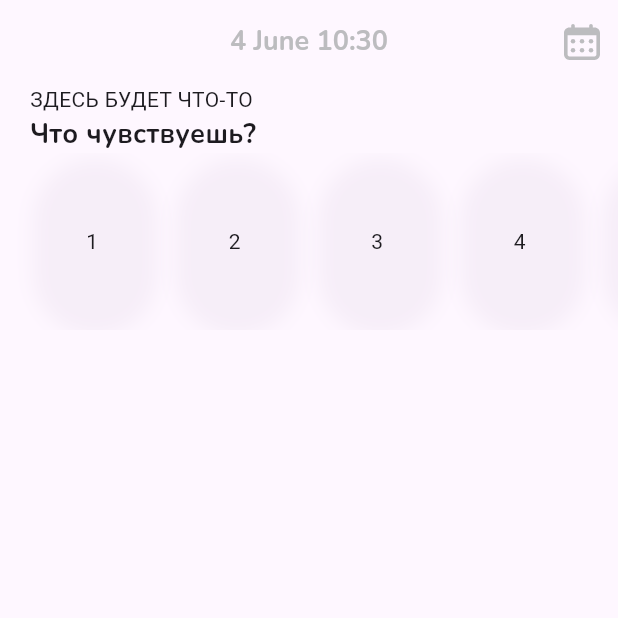
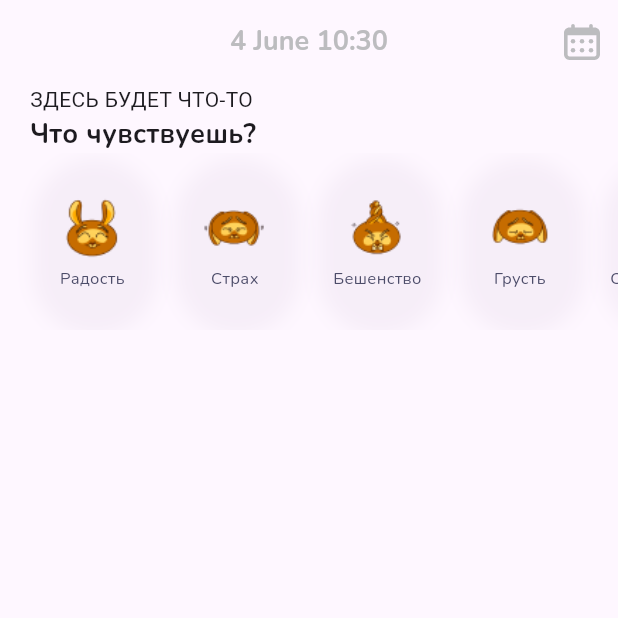
Before and after one commit to TheAnton1/MoodCheck, a Flutter app: the screen it shows after launch, on a phone screen of 412 x 824 dp, the top half of it. Run offline on Flutter 3.47's test engine with Material 3 defaults, Android fonts, the phone set to English and light mode, and no system bars; our stand-ins replace flutter_svg.

Commit message:
png-added

```diff
--- a/lib/features/main_screen/presentation/res/strings.dart
+++ b/lib/features/main_screen/presentation/res/strings.dart
@@ -1,3 +1,9 @@
 class Strings {
   static const feeling = "Что чувствуешь?";
+  static const happyness = "Радость";
+  static const fear = "Страх";
+  static const madness = "Бешенство";
+  static const sadness = "Грусть";
+  static const chill = "Спокойствие";
+  static const power = "Сила";
 }
--- a/lib/features/main_screen/presentation/ui/main_screen.dart
+++ b/lib/features/main_screen/presentation/ui/main_screen.dart
@@ -60,12 +60,12 @@ class _MainScreenState extends State<MainScreen> {
                 scrollDirection: Axis.horizontal,
                 children: [
                   Padding(padding: EdgeInsets.only(left: Dimen.paddingHorizontal20),),
-                  MoodCard(text: "1", onPressed: notifier.onMoodChange, isSelected: notifier.mood == "1"),
-                  MoodCard(text: "2", onPressed: notifier.onMoodChange, isSelected: notifier.mood == "2"),
-                  MoodCard(text: "3", onPressed: notifier.onMoodChange, isSelected: notifier.mood == "3"),
-                  MoodCard(text: "4", onPressed: notifier.onMoodChange, isSelected: notifier.mood == "4"),
-                  MoodCard(text: "5", onPressed: notifier.onMoodChange, isSelected: notifier.mood == "5"),
-                  MoodCard(text: "6", onPressed: notifier.onMoodChange, isSelected: notifier.mood == "6"),
+                  MoodCard(text: Strings.happyness, onPressed: notifier.onMoodChange, isSelected: notifier.mood == Strings.happyness, asset: "happy.png",),
+                  MoodCard(text: Strings.fear, onPressed: notifier.onMoodChange, isSelected: notifier.mood == Strings.fear, asset: "fear.png",),
+                  MoodCard(text: Strings.madness, onPressed: notifier.onMoodChange, isSelected: notifier.mood == Strings.madness, asset: "madness.png",),
+                  MoodCard(text: Strings.sadness, onPressed: notifier.onMoodChange, isSelected: notifier.mood == Strings.sadness, asset: "sadness.png",),
+                  MoodCard(text: Strings.chill, onPressed: notifier.onMoodChange, isSelected: notifier.mood == Strings.chill, asset: "chill.png",),
+                  MoodCard(text: Strings.power, onPressed: notifier.onMoodChange, isSelected: notifier.mood == Strings.power, asset: "power.png",),
                 ],
               ),
             ),
--- a/lib/features/main_screen/presentation/ui/mood_card.dart
+++ b/lib/features/main_screen/presentation/ui/mood_card.dart
@@ -1,4 +1,6 @@
 import 'package:flutter/material.dart';
+import 'package:flutter_svg/flutter_svg.dart';
+import 'package:mood_test/res/app_theme.dart';
 import 'package:mood_test/res/dimen.dart';
 import 'package:mood_test/res/app_colors.dart';
 
@@ -6,11 +8,19 @@ class MoodCard extends StatelessWidget {
   final String text;
   final Function onPressed;
   final bool isSelected;
+  final String asset;
 
-  const MoodCard({super.key, required this.text, required this.onPressed, required this.isSelected});
+  const MoodCard(
+      {super.key,
+      required this.text,
+      required this.onPressed,
+      required this.isSelected,
+      required this.asset});
 
   @override
   Widget build(BuildContext context) {
+    final textThemes = getTheme().textTheme;
+
     return GestureDetector(
       onTap: () {
         onPressed.call(text);
@@ -32,10 +42,18 @@ class MoodCard extends StatelessWidget {
               ],
               border: Border.all(
                   color: isSelected ? AppColors.mandarin : Colors.transparent,
-              width: isSelected ? Dimen.width2 : 0.0
-            )
+                  width: isSelected ? Dimen.width2 : 0.0)),
+          child: Column(
+            children: [
+              const Padding(padding: EdgeInsets.only(top: Dimen.paddingVertical23),),
+              Image.asset(
+                "assets/$asset",
+                height: 53,
+                width: 50,
               ),
-          child: Center(child: Text(text)),
+              Text(text, style: textThemes.bodySmall),
+            ],
+          ),
         ),
       ),
     );
--- a/lib/res/app_theme.dart
+++ b/lib/res/app_theme.dart
@@ -23,6 +23,7 @@ ThemeData getTheme()=>
           fontFamily: 'Nunito',
           fontSize: 11,
           fontWeight: FontWeight.w400,
+          color: Color.fromRGBO(76, 76, 105, 1),
         ),
         headlineSmall: TextStyle(
           fontFamily: 'Nunito',
--- a/lib/res/dimen.dart
+++ b/lib/res/dimen.dart
@@ -8,4 +8,6 @@ class Dimen {
 
   static const paddingHorizontal20 = 20.0;
   static const paddingHorizontal12 = 12.0;
+
+  static const paddingVertical23 = 23.0;
 }
```
Also changed, not shown: assets/chill.png (added), assets/fear.png (added), assets/happy.png (added), assets/madness.png (added), assets/power.png (added), assets/sadness.png (added). Lines whose indentation alone changed are shown as unchanged.
